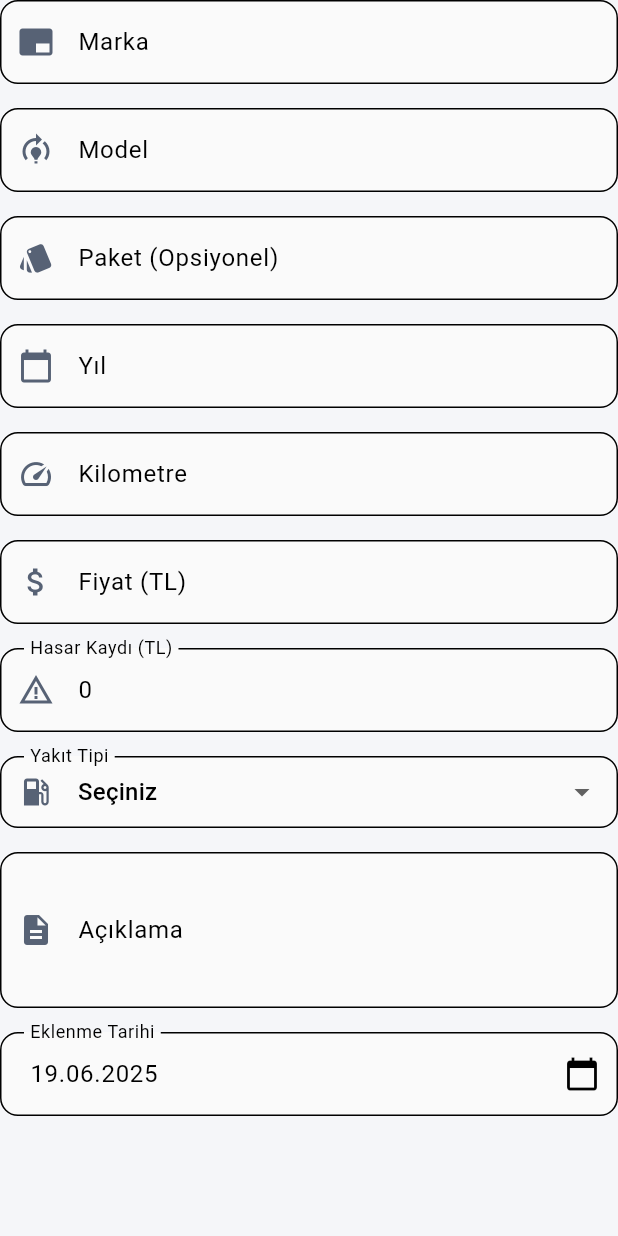
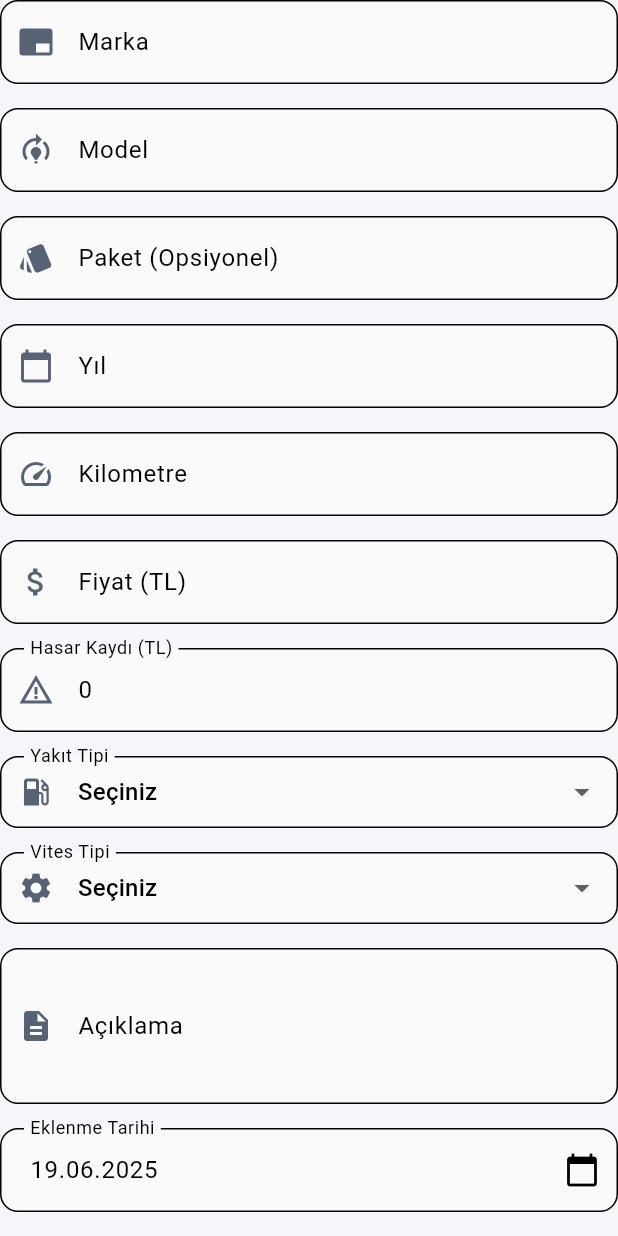
Before and after one commit to Mertelyev/Galericim, a Flutter app: the CarForm widget shown alone on an empty page, opened directly with empty values, on a phone screen of 412 x 824 dp. Run offline on Flutter 3.47's test engine with Material 3 defaults, Android fonts, the phone set to English and light mode, and no system bars; our stand-ins replace shared_preferences, sqflite, sqflite_common_ffi, sqflite_common_ffi_web; accounts and stored records are empty.

Commit message:
Araç bilgilerine vites seçenekleri eklendi

```diff
--- a/lib/widgets/car_form.dart
+++ b/lib/widgets/car_form.dart
@@ -237,7 +237,19 @@ class _CarFormState extends State<CarForm> {
                   'LPG',
                   'Benzin & LPG',
                   'Elektrik',
-                  'Hibrit',
+                  'Hibrit',                ],
+              ),
+              const SizedBox(height: 16),
+              _buildDropdownField(
+                label: 'Vites Tipi',
+                fieldKey: 'transmission',
+                icon: Icons.settings,
+                initialValue: widget.car?.transmission,
+                items: const [
+                  'Manuel',
+                  'Otomatik',
+                  'Yarı Otomatik',
+                  'CVT',
                 ],
               ),
               const SizedBox(height: 16),
```
Also changed, not shown: lib/carlist.dart (+14 -8 lines).
